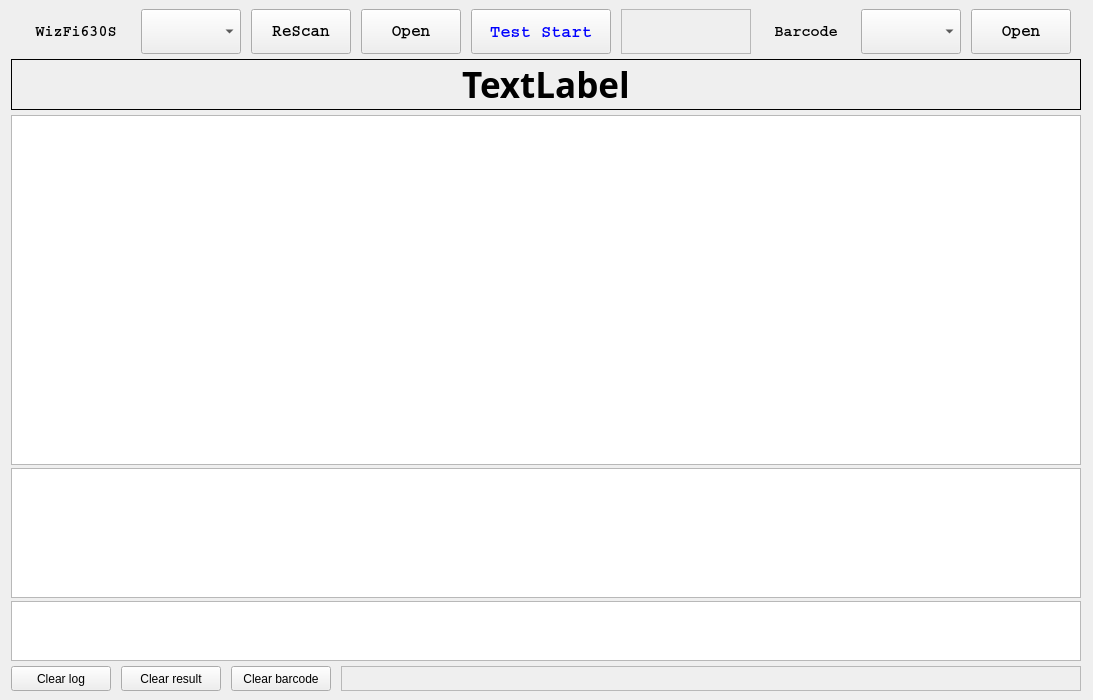
The window that src/main/python/mainwindow.ui (renakim/WizFi630S_TestTool) describes before a commit, drawn with Qt 5.
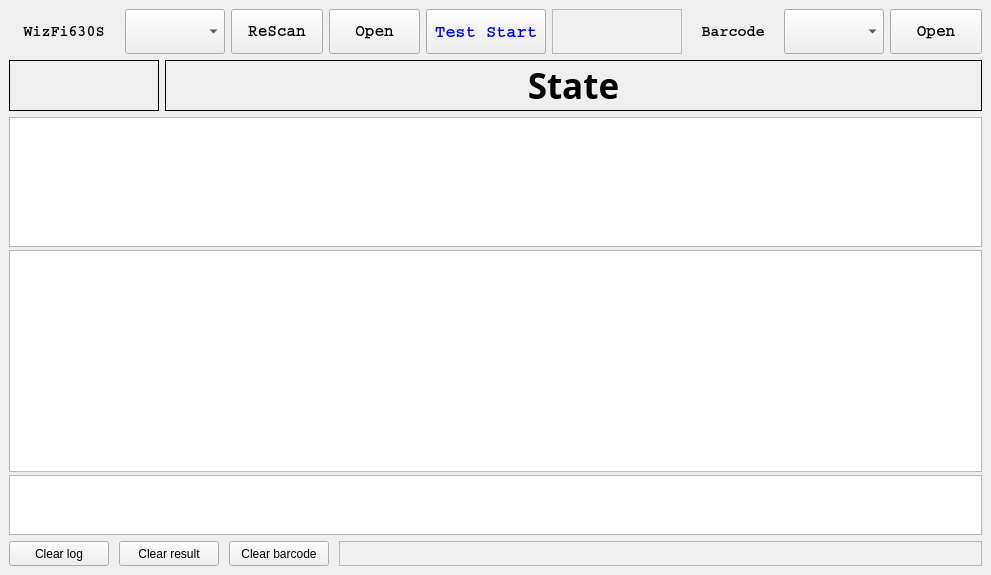
The same window after the commit.

```diff
--- a/src/main/python/mainwindow.ui
+++ b/src/main/python/mainwindow.ui
@@ -6,8 +6,8 @@
    <rect>
     <x>0</x>
     <y>0</y>
-    <width>1093</width>
-    <height>700</height>
+    <width>991</width>
+    <height>575</height>
    </rect>
   </property>
   <property name="minimumSize">
@@ -28,11 +28,6 @@
   <widget class="QWidget" name="centralwidget">
    <layout class="QGridLayout" name="gridLayout_5">
     <item row="0" column="0">
-     <layout class="QGridLayout" name="gridLayout_4">
-      <property name="verticalSpacing">
-       <number>5</number>
-      </property>
-      <item row="0" column="0">
        <layout class="QGridLayout" name="gridLayout_3">
         <item row="0" column="5">
          <widget class="QFrame" name="frame">
@@ -312,6 +307,8 @@
             <weight>75</weight>
             <italic>false</italic>
             <bold>true</bold>
+          <strikeout>false</strikeout>
+          <kerning>true</kerning>
            </font>
           </property>
           <property name="text">
@@ -322,16 +319,72 @@
        </layout>
       </item>
       <item row="1" column="0">
+     <layout class="QGridLayout" name="gridLayout_4">
+      <property name="leftMargin">
+       <number>0</number>
+      </property>
+      <property name="rightMargin">
+       <number>0</number>
+      </property>
+      <item row="0" column="0">
+       <widget class="QLabel" name="label_serialnum">
+        <property name="minimumSize">
+         <size>
+          <width>110</width>
+          <height>50</height>
+         </size>
+        </property>
+        <property name="maximumSize">
+         <size>
+          <width>150</width>
+          <height>70</height>
+         </size>
+        </property>
+        <property name="sizeIncrement">
+         <size>
+          <width>0</width>
+          <height>0</height>
+         </size>
+        </property>
+        <property name="baseSize">
+         <size>
+          <width>0</width>
+          <height>0</height>
+         </size>
+        </property>
+        <property name="font">
+         <font>
+          <family>Courier New</family>
+          <pointsize>12</pointsize>
+          <weight>75</weight>
+          <bold>true</bold>
+         </font>
+        </property>
+        <property name="frameShape">
+         <enum>QFrame::Box</enum>
+        </property>
+        <property name="frameShadow">
+         <enum>QFrame::Plain</enum>
+        </property>
+        <property name="text">
+         <string/>
+        </property>
+        <property name="alignment">
+         <set>Qt::AlignCenter</set>
+        </property>
+       </widget>
+      </item>
+      <item row="0" column="1">
        <widget class="QLabel" name="msglabel">
         <property name="minimumSize">
          <size>
-          <width>535</width>
+          <width>700</width>
           <height>50</height>
          </size>
         </property>
         <property name="maximumSize">
          <size>
-          <width>1070</width>
+          <width>1050</width>
           <height>70</height>
          </size>
         </property>
@@ -347,19 +400,21 @@
          <enum>QFrame::Box</enum>
         </property>
         <property name="text">
-         <string>TextLabel</string>
+         <string>State</string>
         </property>
         <property name="alignment">
          <set>Qt::AlignCenter</set>
         </property>
        </widget>
+      </item>
+     </layout>
       </item>
       <item row="2" column="0">
        <layout class="QGridLayout" name="gridLayout">
         <property name="verticalSpacing">
          <number>3</number>
         </property>
-        <item row="0" column="0">
+      <item row="1" column="0">
          <widget class="QPlainTextEdit" name="logtextedit">
           <property name="minimumSize">
            <size>
@@ -384,7 +439,7 @@
           </property>
          </widget>
         </item>
-        <item row="2" column="0">
+      <item row="3" column="0">
          <widget class="QPlainTextEdit" name="logtextedit_barcode">
           <property name="minimumSize">
            <size>
@@ -409,7 +464,7 @@
           </property>
          </widget>
         </item>
-        <item row="1" column="0">
+      <item row="0" column="0">
          <widget class="QPlainTextEdit" name="textedit_result">
           <property name="minimumSize">
            <size>
@@ -519,8 +574,6 @@
            <enum>QFrame::Raised</enum>
           </property>
          </widget>
-        </item>
-       </layout>
       </item>
      </layout>
     </item>
```
Lines whose indentation alone changed are shown as unchanged.
